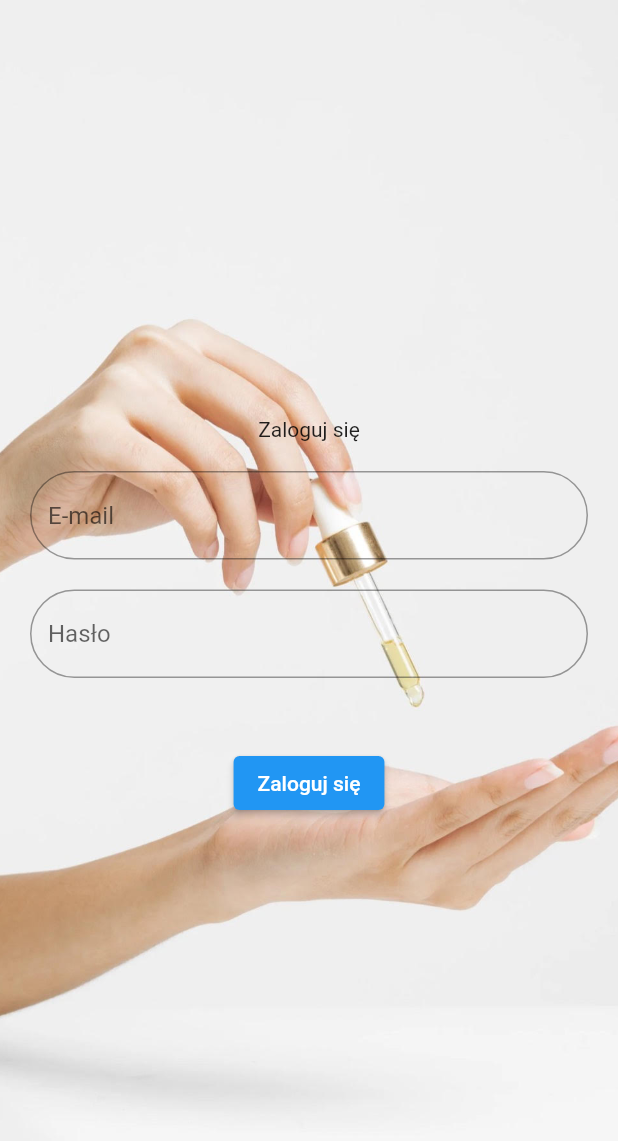
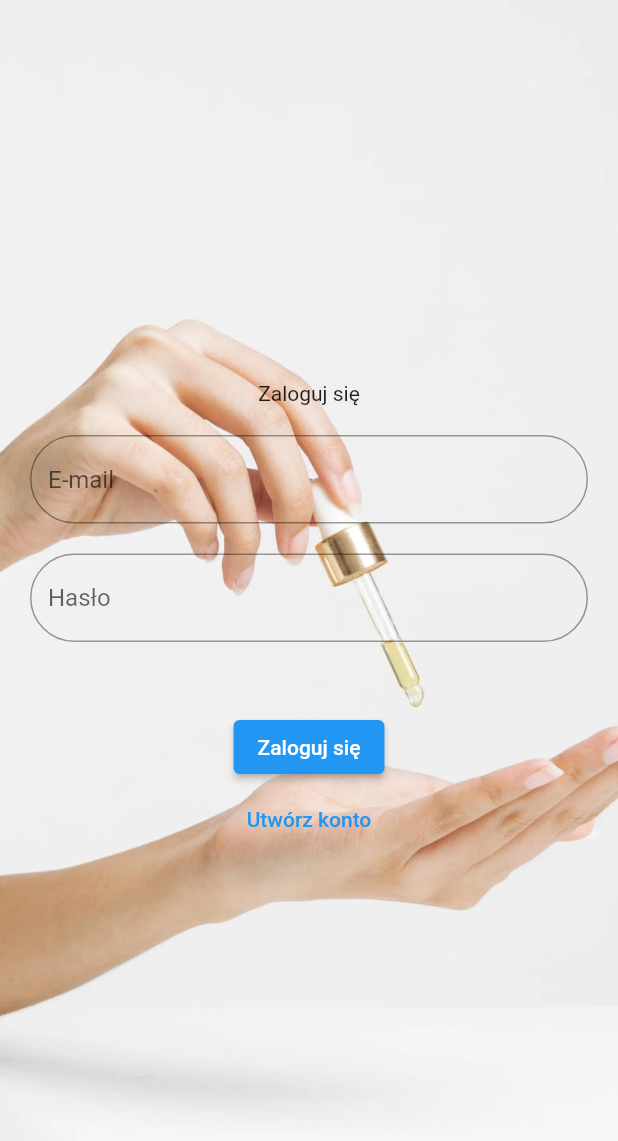
Before and after one commit to beatabien/skincareapp, a Flutter app: the screen it shows after launch, on a phone screen of 412 x 824 dp. Shown: the top 1141 px of the screen. Run offline on Flutter 3.47's test engine with Material 2 defaults, Android fonts, the phone set to English and light mode, and no system bars; our stand-ins replace firebase_auth, firebase_core; accounts and stored records are empty.

Commit message:
Add registration

```diff
--- a/lib/app/login/login_page.dart
+++ b/lib/app/login/login_page.dart
@@ -15,6 +15,7 @@
 
 class _LoginPageState extends State<LoginPage> {
   var errorMessage = '';
+  var isCreatingAccount = false;
 
   @override
   Widget build(BuildContext context) {
@@ -35,7 +36,9 @@
           child: Column(
             mainAxisAlignment: MainAxisAlignment.center,
             children: [
-              const Text('Zaloguj się'),
+              Text(
+                isCreatingAccount == true ? 'Zarejestruj się' : 'Zaloguj się',
+              ),
               const SizedBox(height: 20),
               TextField(
                 controller: widget.emailController,
@@ -64,6 +67,18 @@
               const SizedBox(height: 10),
               ElevatedButton(
                 onPressed: () async {
+                  if (isCreatingAccount == true) {
+                    try {
+                      await FirebaseAuth.instance
+                          .createUserWithEmailAndPassword(
+                              email: widget.emailController.text,
+                              password: widget.passwordController.text);
+                    } catch (error) {
+                      setState(() {
+                        errorMessage = error.toString();
+                      });
+                    }
+                  } else {
                     try {
                       await FirebaseAuth.instance.signInWithEmailAndPassword(
                           email: widget.emailController.text,
@@ -73,11 +88,36 @@
                         errorMessage = error.toString();
                       });
                     }
+                  }
+                },
+                child: Text(
+                  isCreatingAccount == true ? 'Zarejestruj się' : 'Zaloguj się',
+                ),
+              ),
+              if (isCreatingAccount == false) ...[
+                TextButton(
+                  onPressed: () {
+                    setState(() {
+                      isCreatingAccount = true;
+                    });
                   },
                   child: const Text(
-                  'Zaloguj się',
+                    'Utwórz konto',
                   ),
                 ),
+              ],
+              if (isCreatingAccount == true) ...[
+                TextButton(
+                  onPressed: () {
+                    setState(() {
+                      isCreatingAccount = false;
+                    });
+                  },
+                  child: const Text(
+                    'Masz już konto?',
+                  ),
+                ),
+              ]
             ],
           ),
         ),
```
Lines whose indentation alone changed are shown as unchanged.
